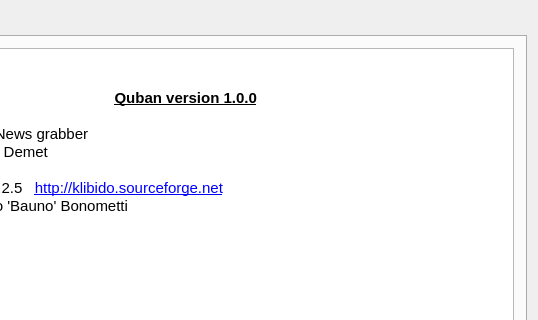
This is about.ui in quban2/quban as Qt 5 draws it before an edit; both pictures show x 179 to 717 and y 0 to 320 of the 717 by 504 pixel window. The edited form follows.
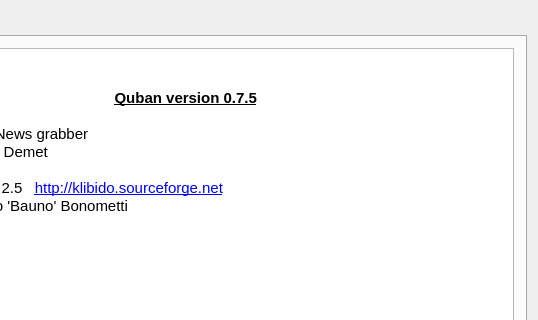
This is the edited form. Icons and pictures are not drawn.

Commit message: Fixed problem with header download sticking because of holes in server headers

The edit to the form file:
```diff
--- a/about.ui
+++ b/about.ui
@@ -30,10 +30,10 @@
           <string>&lt;!DOCTYPE HTML PUBLIC &quot;-//W3C//DTD HTML 4.0//EN&quot; &quot;http://www.w3.org/TR/REC-html40/strict.dtd&quot;&gt;
 &lt;html&gt;&lt;head&gt;&lt;meta name=&quot;qrichtext&quot; content=&quot;1&quot; /&gt;&lt;style type=&quot;text/css&quot;&gt;
 p, li { white-space: pre-wrap; }
-&lt;/style&gt;&lt;/head&gt;&lt;body style=&quot; font-family:'Sans Serif'; font-size:9pt; font-weight:400; font-style:normal;&quot;&gt;
+&lt;/style&gt;&lt;/head&gt;&lt;body style=&quot; font-family:'Sans'; font-size:10pt; font-weight:400; font-style:normal;&quot;&gt;
 &lt;p style=&quot;-qt-paragraph-type:empty; margin-top:0px; margin-bottom:0px; margin-left:0px; margin-right:0px; -qt-block-indent:0; text-indent:0px; font-family:'Cantarell'; font-size:11pt;&quot;&gt;&lt;br /&gt;&lt;/p&gt;
 &lt;p style=&quot; margin-top:0px; margin-bottom:0px; margin-left:0px; margin-right:0px; -qt-block-indent:0; text-indent:0px;&quot;&gt;&lt;span style=&quot; font-family:'Cantarell'; font-size:11pt;&quot;&gt;      &lt;/span&gt;&lt;img src=&quot;:/quban/images/gplv3-127x51.png&quot; /&gt;&lt;/p&gt;
-&lt;p align=&quot;center&quot; style=&quot; margin-top:0px; margin-bottom:0px; margin-left:0px; margin-right:0px; -qt-block-indent:0; text-indent:0px;&quot;&gt;&lt;span style=&quot; font-family:'Cantarell'; font-size:11pt;&quot;&gt;   &lt;/span&gt;&lt;span style=&quot; font-family:'Cantarell'; font-size:11pt; font-weight:600; text-decoration: underline;&quot;&gt;Quban version 1.0.0&lt;/span&gt;&lt;/p&gt;
+&lt;p align=&quot;center&quot; style=&quot; margin-top:0px; margin-bottom:0px; margin-left:0px; margin-right:0px; -qt-block-indent:0; text-indent:0px;&quot;&gt;&lt;span style=&quot; font-family:'Cantarell'; font-size:11pt;&quot;&gt;   &lt;/span&gt;&lt;span style=&quot; font-family:'Cantarell'; font-size:11pt; font-weight:600; text-decoration: underline;&quot;&gt;Quban version 0.7.5&lt;/span&gt;&lt;/p&gt;
 &lt;p align=&quot;center&quot; style=&quot;-qt-paragraph-type:empty; margin-top:0px; margin-bottom:0px; margin-left:0px; margin-right:0px; -qt-block-indent:0; text-indent:0px; font-family:'Cantarell'; font-size:11pt; font-weight:600; text-decoration: underline;&quot;&gt;&lt;br /&gt;&lt;/p&gt;
 &lt;p style=&quot; margin-top:0px; margin-bottom:0px; margin-left:0px; margin-right:0px; -qt-block-indent:0; text-indent:0px;&quot;&gt;&lt;span style=&quot; font-family:'Cantarell'; font-size:11pt;&quot;&gt;   A Qt Usenet BinAry News grabber&lt;/span&gt;&lt;/p&gt;
 &lt;p style=&quot; margin-top:0px; margin-bottom:0px; margin-left:0px; margin-right:0px; -qt-block-indent:0; text-indent:0px;&quot;&gt;&lt;span style=&quot; font-family:'Cantarell'; font-size:11pt;&quot;&gt;  (C) 2011-2015 Martin Demet&lt;/span&gt;&lt;/p&gt;
```
Left out of the diff: 2 changed lines with no effect on the pictures. The commit also changes 2 other files.
